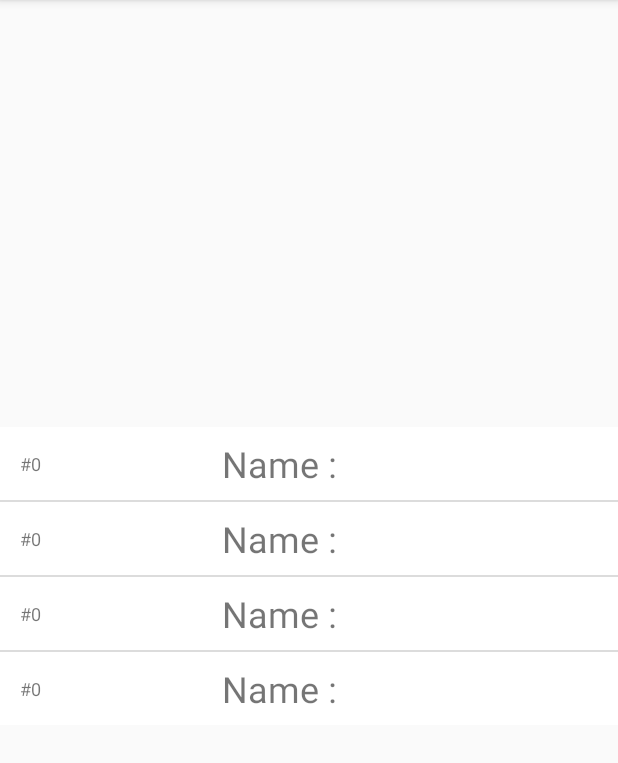
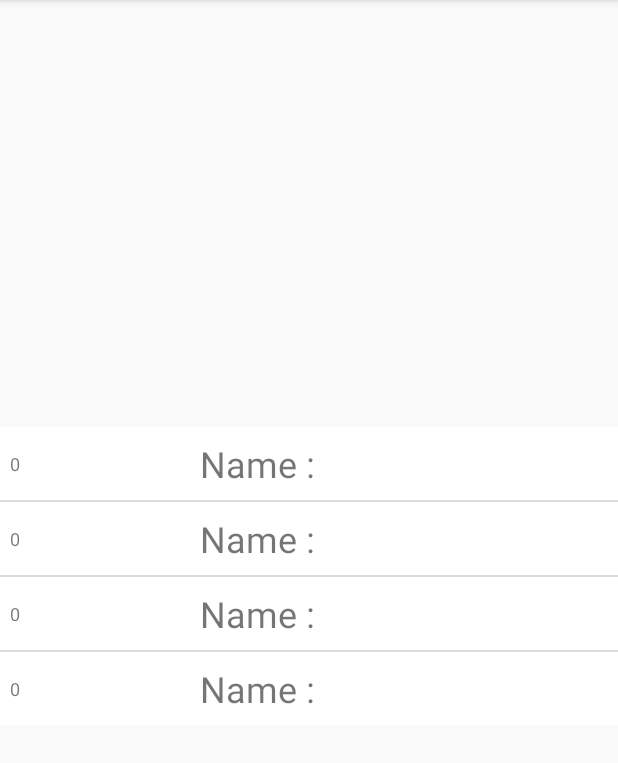
Before and after one commit to snst/homeController, an Android app: the screen it shows after launch (MainActivity), on a phone screen of 412 x 824 dp, the part 84-847 px from its top. Run offline under Robolectric (Android 15) with nearby library versions, the phone set to English and light mode, and no system bars; libraries missing offline, so code that uses them is left out: org.eclipse.paho; pictures from the network do not load; 9 statements that could not run were skipped.

Commit message:
layout update

```diff
--- a/android/myHome/app/src/main/java/de/meek/myhome/RoomStatusArrayAdapter.java
+++ b/android/myHome/app/src/main/java/de/meek/myhome/RoomStatusArrayAdapter.java
@@ -72,7 +72,7 @@ public class RoomStatusArrayAdapter extends ArrayAdapter<Room> {
                 c = R.color.RoomFailed;
                 break;
         }
-        txtMsgCnt.setText("#"+room.msgCount);
+        txtMsgCnt.setText(""+room.msgCount);
         rowView.setBackgroundColor(rowView.getResources().getColor(c));
         return rowView;
     }
--- a/android/myHome/app/src/main/res/layout/roomstatus_view.xml
+++ b/android/myHome/app/src/main/res/layout/roomstatus_view.xml
@@ -7,7 +7,7 @@
 
     <TextView
         android:id="@+id/txtRoomStatusMsgCnt"
-        android:layout_width="40dp"
+        android:layout_width="20dp"
         android:layout_height="wrap_content"
         android:layout_gravity="center_vertical"
         android:textAlignment="center"
```
